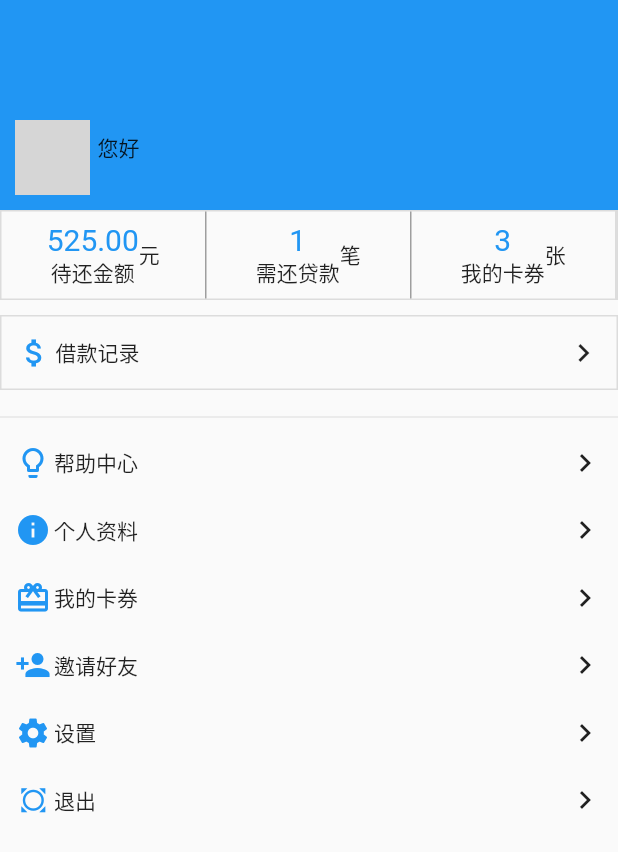
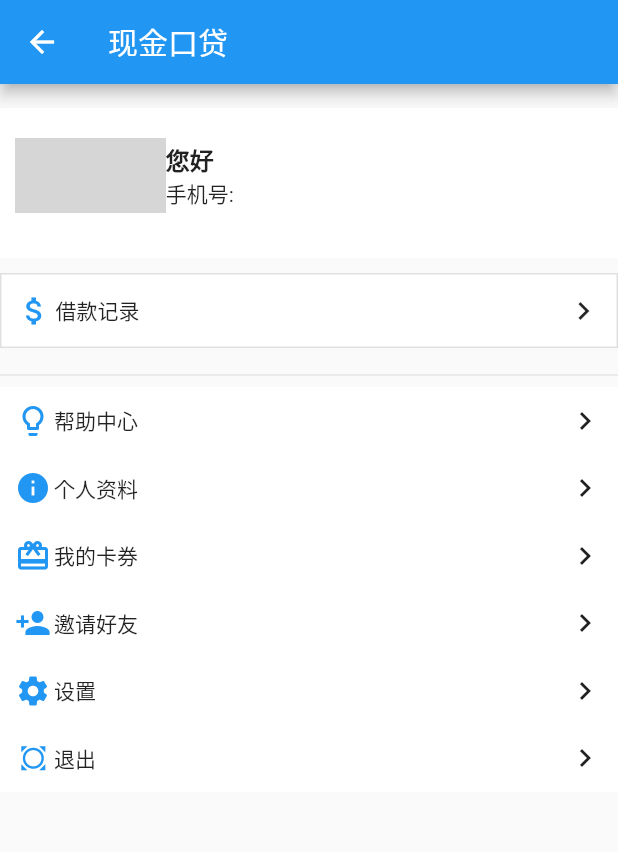
Before and after one commit to partnercloudsupport/release_app, a Flutter app: the UserCenter screen opened directly, on a phone screen of 412 x 824 dp. Shown: the top 852 px of the screen. Run offline on Flutter 3.47's test engine with Material 2 defaults, Android fonts, the phone set to English and light mode, and no system bars; our stand-ins replace firebase_auth, firebase_database, firebase_storage, google_sign_in, image_picker, share and 1 more; missing offline and left inert: firebaseui; accounts and stored records are empty; network calls fail; grey boxes are pictures that could not be loaded.

Commit message:
用户中心页面修正..

```diff
--- a/lib/src/components/singlePage/Approve.dart
+++ b/lib/src/components/singlePage/Approve.dart
@@ -128,15 +128,16 @@ class _ApproveState extends State<Approve> {
     }
 
     return new Scaffold(
-//      appBar: new AppBar(
+      appBar: new AppBar(
 //        title: const Text('认证'),
-//        centerTitle: true,
-//        elevation: 0.0,
-//      ),
+        centerTitle: true,
+        elevation: 0.0,
+      ),
       body: new ListView(
         children: [
           new Container(
-            height: 200.0,
+//            height: 200.0,
+          padding: const EdgeInsets.only(top: 16.0, bottom: 16.0),
             color: Theme.of(context).primaryColor,
             child: new Center(
               child: new Container(
@@ -156,12 +157,12 @@ class _ApproveState extends State<Approve> {
                     new RichText(
                       text: new TextSpan(
                         text: '',
-                        style: DefaultTextStyle.of(context).style,
                         children: [
 //                          new TextSpan(text: '5000', style: new TextStyle(fontWeight: FontWeight.bold, fontSize: 20.0,color: Colors.white),
                           new TextSpan(
                               text: '5000',
-                              style: Theme.of(context).primaryTextTheme.title),
+                              style: Theme.of(context).primaryTextTheme.title
+                          ),
                           new TextSpan(text: ' .00'),
                         ],
                       ),
--- a/lib/src/components/singlePage/UserCenter.dart
+++ b/lib/src/components/singlePage/UserCenter.dart
@@ -35,6 +35,7 @@ class _UserCenter extends State<UserCenter> {
   Widget build(BuildContext context) {
     Widget _itemLine(String lable, IconData icon, int index) {
       return new Container(
+        color: Colors.white,
           height: 45.0,
           padding: const EdgeInsets.only(left: 10.0, right: 10.0),
           child: new InkWell(
@@ -64,22 +65,30 @@ class _UserCenter extends State<UserCenter> {
     }
 
     return new Scaffold(
+      appBar: new AppBar(
+        title: const Text('现金口贷'),
+      ),
       body: new ListView(
+        padding: const EdgeInsets.only(top: 16.0, bottom: 16.0),
         children: [
           new Container(
 //            height: 200.0,
 //          color: Theme.of(context).primaryColor,
+//          padding: const EdgeInsets.only(top: 16.0),
             child: new Column(
               children: <Widget>[
                 new Container(
-                  color: AppColors.primary,
+                  color: Colors.white,
+                    alignment: FractionalOffset.center,
                   padding: const EdgeInsets.only(bottom: 10.0, left: 10.0),
-                  height: 140.0,
+                  height: 100.0,
                   child: new Row(
                     mainAxisAlignment: MainAxisAlignment.start,
-                    crossAxisAlignment: CrossAxisAlignment.end,
+                    crossAxisAlignment: CrossAxisAlignment.center,
                     children: <Widget>[
-                      new InkWell(
+                      new Expanded(
+                        flex: 1,
+                        child: new InkWell(
                           child: new Container(
                             height: 50.0,
                             width: 50.0,
@@ -120,140 +129,143 @@ class _UserCenter extends State<UserCenter> {
                             }
                           },
                         ),
-                      new Padding(
-                        padding: const EdgeInsets.symmetric(
-                            vertical: 5.0, horizontal: 5.0),
+                      ),
+                      new Expanded(
+                        flex: 3,
+                        child: new Container(
                           child: new Column(
-                          mainAxisAlignment: MainAxisAlignment.end,
+                            mainAxisAlignment: MainAxisAlignment.center,
                             crossAxisAlignment: CrossAxisAlignment.start,
-                          children: [
+                            children: <Widget>[
                               new Text(
                                 _uiuser == null ? '  ' : '您好',
+                                style: new TextStyle(fontSize: 16.0, fontWeight: FontWeight.bold),
                               ),
                               new Text(
-                              _uiuser == null ? '  ' : _userName,
+                                _uiuser == null ? '  ' : '手机号:${_userName}',
                               ),
                             ],
-                        ),
-                      ),
-                    ],
-                  ),
-                ),
-                new Container(
-                  height: 60.0,
-                  decoration: new BoxDecoration(
-                    border: new Border.all(
-                        width: 1.0, color: Theme.of(context).dividerColor),
-                  ),
-                  child: new Row(
-                    mainAxisAlignment: MainAxisAlignment.spaceEvenly,
-                    children: <Widget>[
-                      new Flexible(
-                        child: new Container(
-                          alignment: FractionalOffset.center,
-                          decoration: new BoxDecoration(
-                            border: new Border(
-                                right: const BorderSide(
-                                    color: Colors.grey, width: 1.0)),
-                          ),
-                          child: new Row(
-                            mainAxisAlignment: MainAxisAlignment.center,
-                            children: <Widget>[
-                              new Column(
-                                mainAxisAlignment: MainAxisAlignment.center,
-                                children: [
-                                  new Text('525.00',
-                                      style: new TextStyle(
-                                          fontSize: Theme
-                                              .of(context)
-                                              .primaryTextTheme
-                                              .title
-                                              .fontSize,
-                                          color: AppColors.primary)),
-                                  new Text('待还金额'),
-                                ],
-                              ),
-                              new Text('元')
-                            ],
-                          ),
-                        ),
-                      ),
-                      new Flexible(
-                        child: new InkWell(
-//                          splashColor: Colors.black,
-                            onTap: () {
-                              _handleClick(context, 0);
-                            },
-                            child: new Container(
-                              alignment: FractionalOffset.center,
-                              decoration: new BoxDecoration(
-                                border: new Border(
-                                    right: const BorderSide(
-                                        color: Colors.grey, width: 1.0)),
-                              ),
-                              child: new Row(
-                                mainAxisAlignment: MainAxisAlignment.center,
-                                crossAxisAlignment: CrossAxisAlignment.center,
-                                children: <Widget>[
-                                  new Column(
-                                    mainAxisAlignment: MainAxisAlignment.center,
-                                    children: [
-                                      new Text('1',
-                                          style: new TextStyle(
-                                              fontSize: Theme
-                                                  .of(context)
-                                                  .primaryTextTheme
-                                                  .title
-                                                  .fontSize,
-                                              color: AppColors.primary)),
-                                      new Text('需还贷款'),
-                                    ],
-                                  ),
-                                  new Text('笔')
-                                ],
-                              ),
-                            )),
-                      ),
-                      new Flexible(
-                        child: new InkWell(
-                          onTap: () {
-                            _handleClick(context, 2);
-                          },
-                          child: new Container(
-                            alignment: FractionalOffset.center,
-                            decoration: new BoxDecoration(
-                              border: new Border(
-                                  right: new BorderSide(
-                                      color: Theme.of(context).dividerColor,
-                                      width: 1.0)),
-                            ),
-                            child: new Row(
-                              mainAxisAlignment: MainAxisAlignment.center,
-                              crossAxisAlignment: CrossAxisAlignment.center,
-                              children: <Widget>[
-                                new Column(
-                                  mainAxisAlignment: MainAxisAlignment.center,
-                                  children: [
-                                    new Text('3',
-                                        style: new TextStyle(
-                                            fontSize: Theme
-                                                .of(context)
-                                                .primaryTextTheme
-                                                .title
-                                                .fontSize,
-                                            color: AppColors.primary)),
-                                    new Text('我的卡券'),
-                                  ],
-                                ),
-                                new Text('张')
-                              ],
-                            ),
                           ),
                         ),
                       ),
                     ],
                   ),
                 ),
+//                new Container(
+//                  height: 60.0,
+//                  decoration: new BoxDecoration(
+//                    border: new Border.all(
+//                        width: 1.0, color: Theme.of(context).dividerColor),
+//                  ),
+//                  child: new Row(
+//                    mainAxisAlignment: MainAxisAlignment.spaceEvenly,
+//                    children: <Widget>[
+//                      new Flexible(
+//                        child: new Container(
+//                          alignment: FractionalOffset.center,
+//                          decoration: new BoxDecoration(
+//                            border: new Border(
+//                                right: const BorderSide(
+//                                    color: Colors.grey, width: 1.0)),
+//                          ),
+//                          child: new Row(
+//                            mainAxisAlignment: MainAxisAlignment.center,
+//                            children: <Widget>[
+//                              new Column(
+//                                mainAxisAlignment: MainAxisAlignment.center,
+//                                children: [
+//                                  new Text('525.00',
+//                                      style: new TextStyle(
+//                                          fontSize: Theme
+//                                              .of(context)
+//                                              .primaryTextTheme
+//                                              .title
+//                                              .fontSize,
+//                                          color: AppColors.primary)),
+//                                  new Text('待还金额'),
+//                                ],
+//                              ),
+//                              new Text('元')
+//                            ],
+//                          ),
+//                        ),
+//                      ),
+//                      new Flexible(
+//                        child: new InkWell(
+////                          splashColor: Colors.black,
+//                            onTap: () {
+//                              _handleClick(context, 0);
+//                            },
+//                            child: new Container(
+//                              alignment: FractionalOffset.center,
+//                              decoration: new BoxDecoration(
+//                                border: new Border(
+//                                    right: const BorderSide(
+//                                        color: Colors.grey, width: 1.0)),
+//                              ),
+//                              child: new Row(
+//                                mainAxisAlignment: MainAxisAlignment.center,
+//                                crossAxisAlignment: CrossAxisAlignment.center,
+//                                children: <Widget>[
+//                                  new Column(
+//                                    mainAxisAlignment: MainAxisAlignment.center,
+//                                    children: [
+//                                      new Text('1',
+//                                          style: new TextStyle(
+//                                              fontSize: Theme
+//                                                  .of(context)
+//                                                  .primaryTextTheme
+//                                                  .title
+//                                                  .fontSize,
+//                                              color: AppColors.primary)),
+//                                      new Text('需还贷款'),
+//                                    ],
+//                                  ),
+//                                  new Text('笔')
+//                                ],
+//                              ),
+//                            )),
+//                      ),
+//                      new Flexible(
+//                        child: new InkWell(
+//                          onTap: () {
+//                            _handleClick(context, 2);
+//                          },
+//                          child: new Container(
+//                            alignment: FractionalOffset.center,
+//                            decoration: new BoxDecoration(
+//                              border: new Border(
+//                                  right: new BorderSide(
+//                                      color: Theme.of(context).dividerColor,
+//                                      width: 1.0)),
+//                            ),
+//                            child: new Row(
+//                              mainAxisAlignment: MainAxisAlignment.center,
+//                              crossAxisAlignment: CrossAxisAlignment.center,
+//                              children: <Widget>[
+//                                new Column(
+//                                  mainAxisAlignment: MainAxisAlignment.center,
+//                                  children: [
+//                                    new Text('3',
+//                                        style: new TextStyle(
+//                                            fontSize: Theme
+//                                                .of(context)
+//                                                .primaryTextTheme
+//                                                .title
+//                                                .fontSize,
+//                                            color: AppColors.primary)),
+//                                    new Text('我的卡券'),
+//                                  ],
+//                                ),
+//                                new Text('张')
+//                              ],
+//                            ),
+//                          ),
+//                        ),
+//                      ),
+//                    ],
+//                  ),
+//                ),
               ],
             ),
           ),
@@ -262,6 +274,7 @@ class _UserCenter extends State<UserCenter> {
               height: 50.0,
               padding: const EdgeInsets.only(left: 10.0, right: 10.0),
               decoration: new BoxDecoration(
+                color: Colors.white,
                 border: new Border.all(
                     width: 1.0, color: Theme.of(context).dividerColor),
               ),
```
Lines whose indentation alone changed are shown as unchanged.
